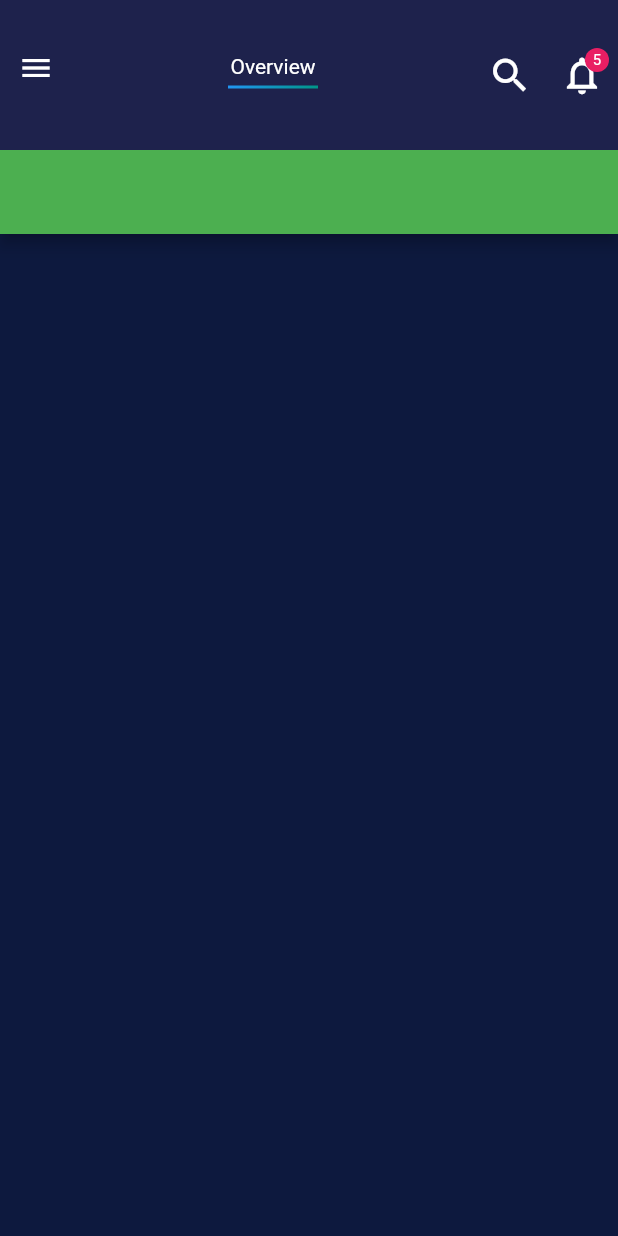
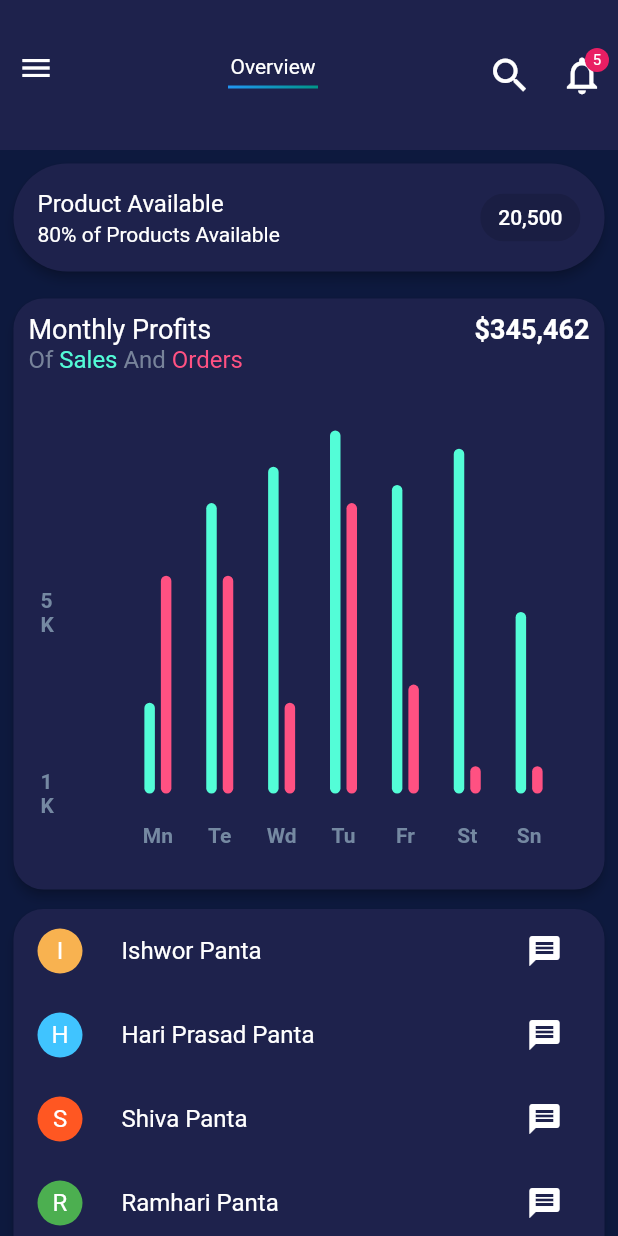
Before and after one commit to ishworpanta10/flutter_responsive_admin_panel, a Flutter app: the screen it shows after launch, on a phone screen of 412 x 824 dp. Run offline on Flutter 3.47's test engine with Material 2 defaults, Android fonts, the light colour scheme and no system bars; drawn by our look-alikes of fl_chart; our stand-ins replace flutter_bloc.

Commit message:
completed center screen

```diff
--- a/lib/cubit/cubit.dart
+++ b/lib/cubit/cubit.dart
@@ -1,2 +1,3 @@
+export 'person_toggle_cubit.dart';
 export 'select_button_appbar_cubit.dart';
 export 'toggle_checkbox_cubit.dart';
--- /dev/null
+++ b/lib/cubit/person_toggle_cubit.dart
@@ -0,0 +1,5 @@
+import 'package:flutter_bloc/flutter_bloc.dart';
+
+class PersonToggleCubit extends Cubit<int> {
+  PersonToggleCubit() : super(0);
+}
--- a/lib/main.dart
+++ b/lib/main.dart
@@ -24,6 +24,9 @@ class MyApp extends StatelessWidget {
         BlocProvider(
           create: (_) => ToggleCheckBoxCubit(),
         ),
+        BlocProvider(
+          create: (_) => PersonToggleCubit(),
+        ),
       ],
       child: MaterialApp(
         debugShowCheckedModeBanner: false,
--- a/lib/model/models.dart
+++ b/lib/model/models.dart
@@ -20,3 +20,12 @@ class Todo {
   String name;
   bool? isEnable;
 }
+
+class Person {
+  Person({
+    required this.name,
+    required this.color,
+  });
+  String name;
+  Color color;
+}
--- /dev/null
+++ b/lib/screens/panel_center/bar_chart_center.dart
@@ -0,0 +1,277 @@
+import 'package:fl_chart/fl_chart.dart';
+import 'package:flutter/gestures.dart';
+import 'package:flutter/material.dart';
+
+import '../../constants/constants.dart';
+
+class BarChartSample2 extends StatefulWidget {
+  @override
+  State<StatefulWidget> createState() => BarChartSample2State();
+}
+
+class BarChartSample2State extends State<BarChartSample2> {
+  final Color leftBarColor = const Color(0xff53fdd7);
+  final Color rightBarColor = const Color(0xffff5182);
+  final double width = 7;
+
+  late List<BarChartGroupData> rawBarGroups;
+  late List<BarChartGroupData> showingBarGroups;
+
+  int touchedGroupIndex = -1;
+
+  @override
+  void initState() {
+    super.initState();
+    final barGroup1 = makeGroupData(0, 5, 12);
+    final barGroup2 = makeGroupData(1, 16, 12);
+    final barGroup3 = makeGroupData(2, 18, 5);
+    final barGroup4 = makeGroupData(3, 20, 16);
+    final barGroup5 = makeGroupData(4, 17, 6);
+    final barGroup6 = makeGroupData(5, 19, 1.5);
+    final barGroup7 = makeGroupData(6, 10, 1.5);
+
+    final items = [
+      barGroup1,
+      barGroup2,
+      barGroup3,
+      barGroup4,
+      barGroup5,
+      barGroup6,
+      barGroup7,
+    ];
+
+    rawBarGroups = items;
+
+    showingBarGroups = rawBarGroups;
+  }
+
+  @override
+  Widget build(BuildContext context) {
+    return Padding(
+      padding: const EdgeInsets.only(top: Constants.kPadding, left: Constants.kPadding / 2, right: Constants.kPadding / 2),
+      child: AspectRatio(
+        aspectRatio: 1,
+        child: Card(
+          color: Constants.purpleLight,
+          shape: RoundedRectangleBorder(borderRadius: BorderRadius.circular(20)),
+          elevation: 3,
+          //Color(0xff232d37), //const Color(0xff2c4260),),
+
+          child: Padding(
+            padding: const EdgeInsets.all(Constants.kPadding),
+            child: Column(
+              crossAxisAlignment: CrossAxisAlignment.stretch,
+              children: <Widget>[
+                Row(
+                  mainAxisSize: MainAxisSize.min,
+                  mainAxisAlignment: MainAxisAlignment.spaceBetween,
+                  children: const <Widget>[
+                    //makeTransactionsIcon(),
+                    Text(
+                      'Monthly Profits',
+                      style: TextStyle(color: Colors.white, fontSize: 18),
+                    ),
+                    Text(
+                      r'$345,462',
+                      style: TextStyle(
+                        color: Colors.white,
+                        fontSize: 18,
+                        fontWeight: FontWeight.bold,
+                      ),
+                    ),
+                  ],
+                ),
+                Row(
+                  mainAxisSize: MainAxisSize.min,
+                  children: <Widget>[
+                    const Text(
+                      'Of ',
+                      style: TextStyle(color: Color(0xff77839a), fontSize: 16),
+                    ),
+                    Text(
+                      'Sales ',
+                      style: TextStyle(color: leftBarColor, fontSize: 16),
+                    ),
+                    const Text(
+                      'And ',
+                      style: TextStyle(color: Color(0xff77839a), fontSize: 16),
+                    ),
+                    Text(
+                      'Orders',
+                      style: TextStyle(color: rightBarColor, fontSize: 16),
+                    ),
+                  ],
+                ),
+                const SizedBox(
+                  height: 38,
+                ),
+                Expanded(
+                  child: Padding(
+                    padding: const EdgeInsets.symmetric(horizontal: 8),
+                    child: BarChart(
+                      BarChartData(
+                        maxY: 20,
+                        barTouchData: BarTouchData(
+                            touchTooltipData: BarTouchTooltipData(
+                              tooltipBgColor: Colors.grey,
+                              getTooltipItem: (_a, _b, _c, _d) => null,
+                            ),
+                            touchCallback: (response) {
+                              if (response.spot == null) {
+                                setState(() {
+                                  touchedGroupIndex = -1;
+                                  showingBarGroups = List.of(rawBarGroups);
+                                });
+                                return;
+                              }
+
+                              touchedGroupIndex = response.spot!.touchedBarGroupIndex;
+
+                              setState(() {
+                                if (response.touchInput is PointerExitEvent || response.touchInput is PointerUpEvent) {
+                                  touchedGroupIndex = -1;
+                                  showingBarGroups = List.of(rawBarGroups);
+                                } else {
+                                  showingBarGroups = List.of(rawBarGroups);
+                                  if (touchedGroupIndex != -1) {
+                                    var sum = 0.0;
+                                    for (final rod in showingBarGroups[touchedGroupIndex].barRods) {
+                                      sum += rod.y;
+                                    }
+                                    final avg = sum / showingBarGroups[touchedGroupIndex].barRods.length;
+
+                                    showingBarGroups[touchedGroupIndex] = showingBarGroups[touchedGroupIndex].copyWith(
+                                      barRods: showingBarGroups[touchedGroupIndex].barRods.map((rod) {
+                                        return rod.copyWith(y: avg);
+                                      }).toList(),
+                                    );
+                                  }
+                                }
+                              });
+                            }),
+                        titlesData: FlTitlesData(
+                          show: true,
+                          bottomTitles: SideTitles(
+                            showTitles: true,
+                            getTextStyles: (value) => const TextStyle(color: Color(0xff7589a2), fontWeight: FontWeight.bold, fontSize: 14),
+                            margin: 20,
+                            getTitles: (value) {
+                              switch (value.toInt()) {
+                                case 0:
+                                  return 'Mn';
+                                case 1:
+                                  return 'Te';
+                                case 2:
+                                  return 'Wd';
+                                case 3:
+                                  return 'Tu';
+                                case 4:
+                                  return 'Fr';
+                                case 5:
+                                  return 'St';
+                                case 6:
+                                  return 'Sn';
+                                default:
+                                  return '';
+                              }
+                            },
+                          ),
+                          leftTitles: SideTitles(
+                            showTitles: true,
+                            getTextStyles: (value) => const TextStyle(color: Color(0xff7589a2), fontWeight: FontWeight.bold, fontSize: 14),
+                            margin: 32,
+                            reservedSize: 14,
+                            getTitles: (value) {
+                              if (value == 0) {
+                                return '1K';
+                              } else if (value == 10) {
+                                return '5K';
+                              } else if (value == 19) {
+                                return '10K';
+                              } else {
+                                return '';
+                              }
+                            },
+                          ),
+                        ),
+                        borderData: FlBorderData(
+                          show: false,
+                        ),
+                        barGroups: showingBarGroups,
+                      ),
+                    ),
+                  ),
+                ),
+                const SizedBox(
+                  height: 12,
+                ),
+              ],
+            ),
+          ),
+        ),
+      ),
+    );
+  }
+
+  BarChartGroupData makeGroupData(int x, double y1, double y2) {
+    return BarChartGroupData(barsSpace: 4, x: x, barRods: [
+      BarChartRodData(
+        y: y1,
+        colors: [leftBarColor],
+        width: width,
+      ),
+      BarChartRodData(
+        y: y2,
+        colors: [rightBarColor],
+        width: width,
+      ),
+    ]);
+  }
+
+  Widget makeTransactionsIcon() {
+    const width = 4.5;
+    const space = 3.5;
+    return Row(
+      mainAxisSize: MainAxisSize.min,
+      children: <Widget>[
+        Container(
+          width: width,
+          height: 10,
+          color: Colors.white.withOpacity(0.4),
+        ),
+        const SizedBox(
+          width: space,
+        ),
+        Container(
+          width: width,
+          height: 28,
+          color: Colors.white.withOpacity(0.8),
+        ),
+        const SizedBox(
+          width: space,
+        ),
+        Container(
+          width: width,
+          height: 42,
+          color: Colors.white.withOpacity(1),
+        ),
+        const SizedBox(
+          width: space,
+        ),
+        Container(
+          width: width,
+          height: 28,
+          color: Colors.white.withOpacity(0.8),
+        ),
+        const SizedBox(
+          width: space,
+        ),
+        Container(
+          width: width,
+          height: 10,
+          color: Colors.white.withOpacity(0.4),
+        ),
+      ],
+    );
+  }
+}
--- a/lib/screens/panel_center/panel_center_page.dart
+++ b/lib/screens/panel_center/panel_center_page.dart
@@ -1,11 +1,104 @@
+import 'package:flutter/cupertino.dart';
 import 'package:flutter/material.dart';
 
+import '../../constants/constants.dart';
+import '../../model/models.dart';
+import '../screens.dart';
+
 class PanelCenterPage extends StatelessWidget {
+  final List<Person> _personList = [
+    Person(name: "Ishwor Panta", color: Constants.orangeLight),
+    Person(name: "Hari Prasad Panta", color: Colors.lightBlueAccent),
+    Person(name: "Shiva Panta", color: Colors.deepOrange),
+    Person(name: "Ramhari Panta", color: Colors.green),
+    Person(name: "Sita Panta", color: Colors.red),
+  ];
   @override
   Widget build(BuildContext context) {
     return Scaffold(
-      appBar: AppBar(
-        backgroundColor: Colors.green,
+      body: SingleChildScrollView(
+        child: Column(
+          children: [
+            Padding(
+              padding: const EdgeInsets.only(
+                left: Constants.kPadding / 2,
+                right: Constants.kPadding / 2,
+                top: Constants.kPadding / 2,
+              ),
+              child: Card(
+                color: Constants.purpleLight,
+                elevation: 3,
+                shape: RoundedRectangleBorder(borderRadius: BorderRadius.circular(50)),
+                child: Container(
+                  width: double.infinity,
+                  child: const ListTile(
+                    title: Text(
+                      "Product Available",
+                      style: TextStyle(color: Colors.white),
+                    ),
+                    subtitle: Text(
+                      "80% of Products Available",
+                      style: TextStyle(color: Colors.white),
+                    ),
+                    trailing: Chip(
+                      label: Text(
+                        "20,500",
+                        style: TextStyle(color: Colors.white),
+                      ),
+                    ),
+                  ),
+                ),
+              ),
+            ),
+            //middle chart
+            BarChartSample2(),
+            Padding(
+              padding: const EdgeInsets.only(
+                left: Constants.kPadding / 2,
+                right: Constants.kPadding / 2,
+                top: Constants.kPadding / 2,
+                bottom: Constants.kPadding,
+              ),
+              child: Card(
+                color: Constants.purpleLight,
+                shape: RoundedRectangleBorder(borderRadius: BorderRadius.circular(20)),
+                elevation: 3,
+                child: Column(
+                  crossAxisAlignment: CrossAxisAlignment.start,
+                  children: [
+                    ...List.generate(
+                      _personList.length,
+                      (index) {
+                        final person = _personList[index];
+                        return ListTile(
+                          leading: CircleAvatar(
+                            radius: 15,
+                            backgroundColor: person.color,
+                            child: Text(
+                              person.name.substring(0, 1),
+                              style: const TextStyle(color: Colors.white),
+                            ),
+                          ),
+                          title: Text(
+                            person.name,
+                            style: const TextStyle(color: Colors.white),
+                          ),
+                          trailing: IconButton(
+                            onPressed: () {},
+                            icon: const Icon(
+                              Icons.message,
+                              color: Colors.white,
+                            ),
+                          ),
+                        );
+                      },
+                    ),
+                  ],
+                ),
+              ),
+            ),
+          ],
+        ),
       ),
     );
   }
--- a/lib/screens/panel_left/circle_graph.dart
+++ b/lib/screens/panel_left/circle_graph.dart
@@ -142,12 +142,6 @@ class PieChart2State extends State {
 }
 
 class Indicator extends StatelessWidget {
-  final Color color;
-  final String text;
-  final bool isSquare;
-  final double size;
-  final Color textColor;
-
   const Indicator({
     Key? key,
     required this.color,
@@ -156,6 +150,12 @@ class Indicator extends StatelessWidget {
     this.size = 16,
     this.textColor = const Color(0xff505050),
   }) : super(key: key);
+
+  final Color color;
+  final String text;
+  final bool isSquare;
+  final double size;
+  final Color textColor;
 
   @override
   Widget build(BuildContext context) {
--- a/lib/screens/panel_left/curved_charts.dart
+++ b/lib/screens/panel_left/curved_charts.dart
@@ -1,6 +1,7 @@
 import 'package:fl_chart/fl_chart.dart';
 import 'package:flutter/material.dart';
-import 'package:responsive_admin_panel/constants/constants.dart';
+
+import '../../constants/constants.dart';
 
 class LineChartSample2 extends StatefulWidget {
   @override
@@ -37,7 +38,7 @@ class _LineChartSample2State extends State<LineChartSample2> {
                   // color: Color(0xff232d37),
                 ),
                 child: Padding(
-                  padding: const EdgeInsets.only(right: 18.0, left: 12.0, top: 24, bottom: 12),
+                  padding: const EdgeInsets.only(right: 18, left: 12, top: 24, bottom: 12),
                   child: LineChart(
                     showAvg ? avgData() : mainData(),
                   ),
@@ -124,7 +125,7 @@ class _LineChartSample2State extends State<LineChartSample2> {
           margin: 12,
         ),
       ),
-      borderData: FlBorderData(show: true, border: Border.all(color: const Color(0xff37434d), width: 1)),
+      borderData: FlBorderData(show: true, border: Border.all(color: const Color(0xff37434d))),
       minX: 0,
       maxX: 11,
       minY: 0,
@@ -216,7 +217,7 @@ class _LineChartSample2State extends State<LineChartSample2> {
           margin: 12,
         ),
       ),
-      borderData: FlBorderData(show: true, border: Border.all(color: const Color(0xff37434d), width: 1)),
+      borderData: FlBorderData(show: true, border: Border.all(color: const Color(0xff37434d))),
       minX: 0,
       maxX: 11,
       minY: 0,
--- a/lib/screens/panel_left/panel_left_page.dart
+++ b/lib/screens/panel_left/panel_left_page.dart
@@ -41,7 +41,8 @@ class PanelLeftPage extends StatelessWidget {
                   padding: const EdgeInsets.only(
                     left: Constants.kPadding / 2,
                     right: Constants.kPadding / 2,
-                    top: Constants.kPadding / 2,
+                    top: Constants.kPadding,
+                    bottom: Constants.kPadding,
                   ),
                   child: Card(
                     color: Constants.purpleLight,
@@ -76,7 +77,7 @@ class PanelLeftPage extends StatelessWidget {
                   padding: const EdgeInsets.only(
                     left: Constants.kPadding / 2,
                     right: Constants.kPadding / 2,
-                    top: Constants.kPadding / 2,
+                    top: Constants.kPadding,
                     bottom: Constants.kPadding,
                   ),
                   child: Card(
--- a/lib/screens/screens.dart
+++ b/lib/screens/screens.dart
@@ -1,3 +1,4 @@
+export 'panel_center/bar_chart_center.dart';
 export 'panel_center/panel_center_page.dart';
 export 'panel_left/circle_graph.dart';
 export 'panel_left/curved_charts.dart';
--- a/lib/widget_tree.dart
+++ b/lib/widget_tree.dart
@@ -1,9 +1,9 @@
 import 'package:flutter/material.dart';
-import 'package:responsive_admin_panel/widgets/custom_appbar/custom_appbar.dart';
 
 import 'responsive_layout.dart';
 import 'screens/drawer.dart';
 import 'screens/screens.dart';
+import 'widgets/custom_appbar/custom_appbar.dart';
 
 class WidgetTree extends StatelessWidget {
   @override
```
Also changed, not shown: 1 other file.
